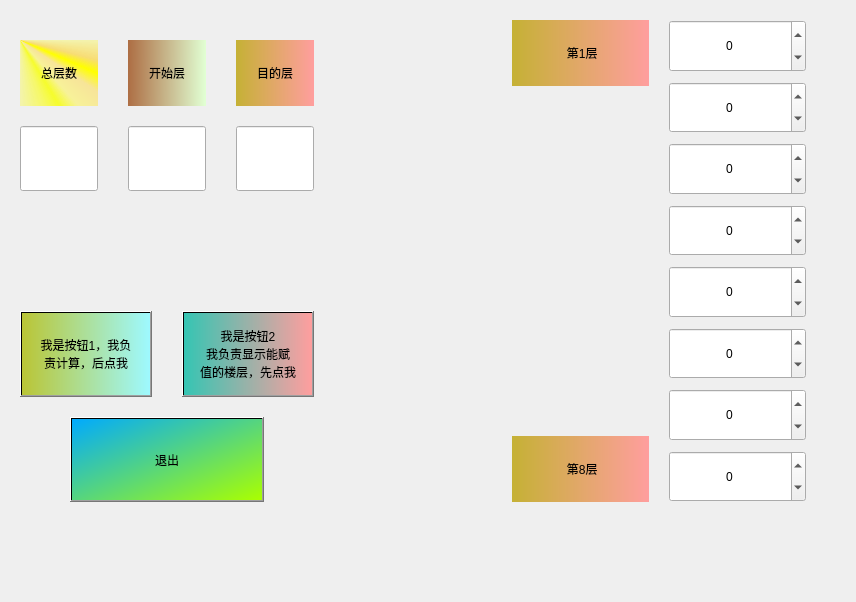
Old version of the form StairVselevator/efloors.ui in the repository Smell-good-tang/Stair-Vs-elevator.
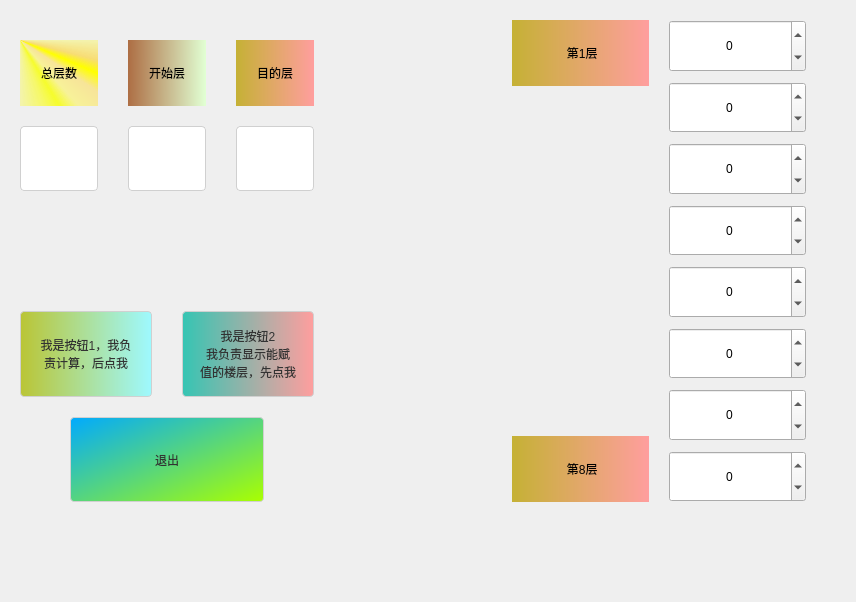
New version of the form. Icons and pictures are not drawn.

```diff
--- a/StairVselevator/efloors.ui
+++ b/StairVselevator/efloors.ui
@@ -64,7 +64,25 @@
            </sizepolicy>
           </property>
           <property name="styleSheet">
-           <string notr="true">background-color: qlineargradient(spread:pad, x1:0, y1:0, x2:1, y2:0, stop:0 rgba(186, 197, 53, 255), stop:1 rgba(158, 249, 255, 255));</string>
+           <string notr="true">QPushButton
+{
+    background-color: qlineargradient(spread:pad, x1:0, y1:0, x2:1, y2:0, stop:0 rgba(186, 197, 53, 255), stop:1 rgba(158, 249, 255, 255));
+    border: 1px solid #d0d0d0;  
+    border-radius: 4px;  
+    padding: 5px;  
+    color: #333;  
+}  
+  
+QPushButton : hover
+{
+    background-color: #e0e0e0;  
+}  
+  
+QPushButton : pressed
+{
+    background-color: #d0d0d0;  
+}
+</string>
           </property>
           <property name="text">
            <string>我是按钮1，我负
@@ -81,7 +99,25 @@
            </sizepolicy>
           </property>
           <property name="styleSheet">
-           <string notr="true">background-color: qlineargradient(spread:pad, x1:0, y1:0, x2:1, y2:0, stop:0 rgba(53, 197, 179, 255), stop:1 rgba(255, 158, 158, 255));</string>
+           <string notr="true">QToolButton
+{
+    background-color: qlineargradient(spread:pad, x1:0, y1:0, x2:1, y2:0, stop:0 rgba(53, 197, 179, 255), stop:1 rgba(255, 158, 158, 255));
+    border: 1px solid #d0d0d0;  
+    border-radius: 4px;  
+    padding: 5px;  
+    color: #333;  
+}  
+  
+QToolButton : hover
+{
+    background-color: #e0e0e0;  
+}  
+  
+QToolButton : pressed
+{
+    background-color: #d0d0d0;  
+}
+</string>
           </property>
           <property name="text">
            <string>我是按钮2
@@ -109,7 +145,26 @@
            </sizepolicy>
           </property>
           <property name="styleSheet">
-           <string notr="true">background-color: qlineargradient(spread:pad, x1:0, y1:0, x2:1, y2:1, stop:0 rgba(0, 170, 255, 255), stop:1 rgba(170, 255, 0, 255));</string>
+           <string notr="true">QPushButton
+{
+    background-color: qlineargradient(spread:pad, x1:0, y1:0, x2:1, y2:1, stop:0 rgba(0, 170, 255, 255), stop:1 rgba(170, 255, 0, 255));
+    border: 1px solid #d0d0d0;  
+    border-radius: 4px;  
+    padding: 5px;  
+    color: #333;  
+}  
+  
+QPushButton : hover
+{
+    background-color: #e0e0e0;  
+}  
+  
+QPushButton : pressed
+{
+    background-color: #d0d0d0;  
+}
+
+</string>
           </property>
           <property name="text">
            <string>退出</string>
@@ -427,7 +482,17 @@
            </sizepolicy>
           </property>
           <property name="styleSheet">
-           <string notr="true">font: 20pt &quot;Microsoft YaHei UI&quot;;</string>
+           <string notr="true">QLineEdit {  
+    background-color: white;  
+    border: 1px solid #d0d0d0;  
+    border-radius: 4px;  
+    padding: 5px;  
+    color: #333;  
+}  
+  
+QLineEdit:focus {  
+    border-color: #007bff; /* Blue outline when focused */  
+}</string>
           </property>
           <property name="alignment">
            <set>Qt::AlignCenter</set>
@@ -475,7 +540,17 @@
            </sizepolicy>
           </property>
           <property name="styleSheet">
-           <string notr="true">font: 20pt &quot;Microsoft YaHei UI&quot;;</string>
+           <string notr="true">QLineEdit {  
+    background-color: white;  
+    border: 1px solid #d0d0d0;  
+    border-radius: 4px;  
+    padding: 5px;  
+    color: #333;  
+}  
+  
+QLineEdit:focus {  
+    border-color: #007bff; /* Blue outline when focused */  
+}</string>
           </property>
           <property name="alignment">
            <set>Qt::AlignCenter</set>
@@ -523,7 +598,17 @@
            </sizepolicy>
           </property>
           <property name="styleSheet">
-           <string notr="true">font: 20pt &quot;Microsoft YaHei UI&quot;;</string>
+           <string notr="true">QLineEdit {  
+    background-color: white;  
+    border: 1px solid #d0d0d0;  
+    border-radius: 4px;  
+    padding: 5px;  
+    color: #333;  
+}  
+  
+QLineEdit:focus {  
+    border-color: #007bff; /* Blue outline when focused */  
+}</string>
           </property>
           <property name="alignment">
            <set>Qt::AlignCenter</set>
```
